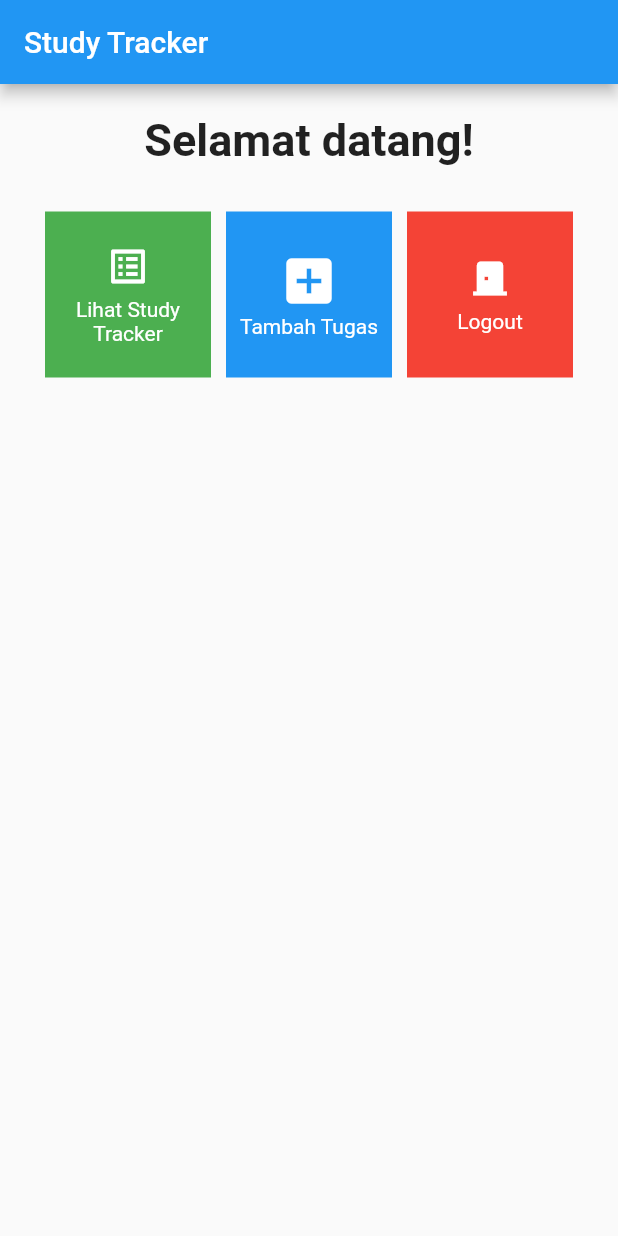
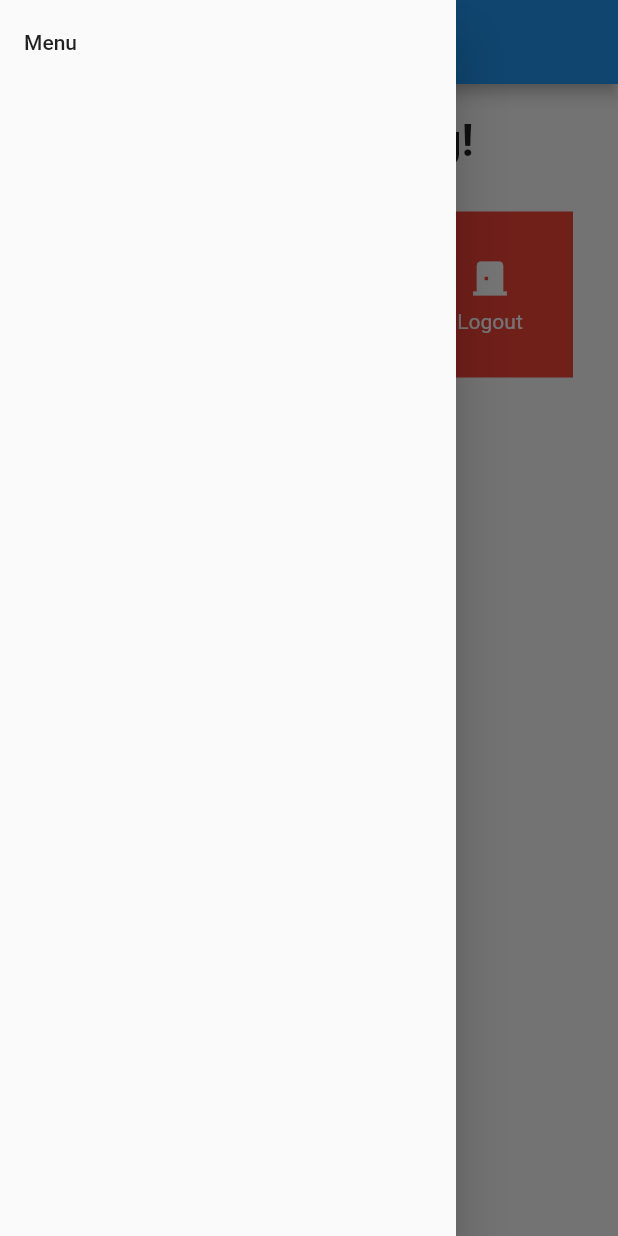
Before and after one commit to kemalhanan/Tugas-PBP-Flutter, a Flutter app: the screen it shows after launch, with the side drawer open (before the commit the screen has no drawer), on a phone screen of 412 x 824 dp. Run offline on Flutter 3.47's test engine with Material 2 defaults, Android fonts, the phone set to English and light mode, and no system bars.

Commit message:
Menambahkan Drawer

```diff
--- a/lib/pages/menu.dart
+++ b/lib/pages/menu.dart
@@ -1,4 +1,5 @@
 import 'package:flutter/material.dart';
+import 'package:study_tracker/pages/widgets/drawer.dart';
 
 class MyHomePage extends StatelessWidget {
   const MyHomePage({Key? key}) : super(key: key);
@@ -12,6 +13,7 @@ class MyHomePage extends StatelessWidget {
           'Study Tracker',
         ),
       ),
+      drawer: const DrawerMenu(), // Menambahkan drawer pada halaman
       body: SingleChildScrollView(
         // Widget wrapper yang dapat discroll
         child: Padding(
--- /dev/null
+++ b/lib/pages/widgets/drawer.dart
@@ -0,0 +1,27 @@
+import 'package:study_tracker/pages/menu.dart';
+import 'package:flutter/material.dart';
+
+class DrawerMenu extends StatelessWidget {
+  const DrawerMenu({Key? key}) : super(key: key);
+
+  @override
+  Widget build(BuildContext context) {
+    return Drawer(
+      child: Column(
+        children: [
+          // Menambahkan clickable menu
+          ListTile(
+            title: const Text('Menu'),
+            onTap: () {
+              // Route menu ke halaman utama
+              Navigator.pushReplacement(
+                context,
+                MaterialPageRoute(builder: (context) => const MyHomePage()),
+              );
+            },
+          ),
+        ],
+      ),
+    );
+  }
+}
```
